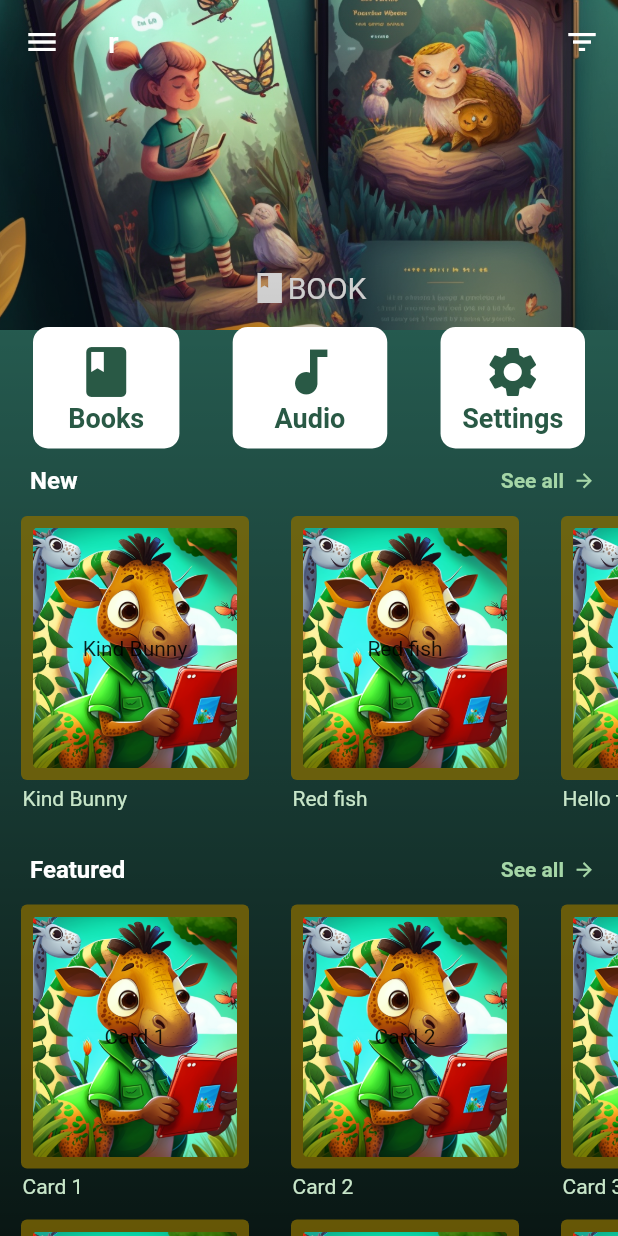
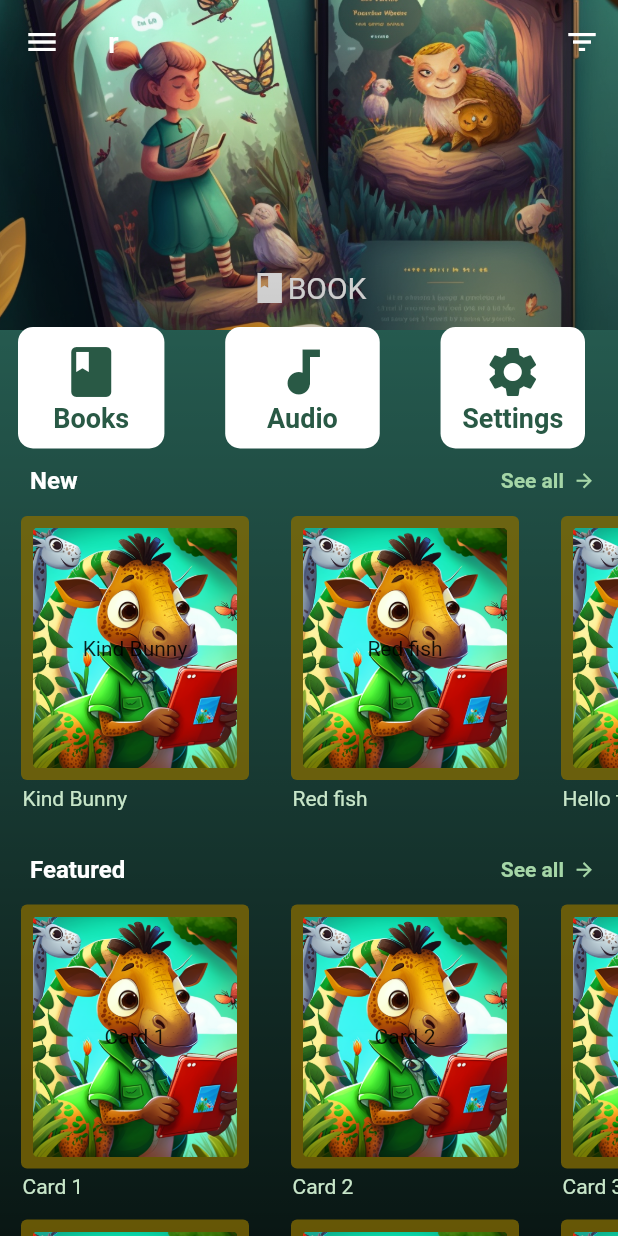
Before and after one commit to Avishkasj/storybook, a Flutter app: the dashboard screen opened directly, on a phone screen of 412 x 824 dp. Run offline on Flutter 3.47's test engine with Material 2 defaults, Android fonts, the phone set to English and light mode, and no system bars.

Commit message:
Update dashboard.dart

```diff
--- a/lib/dashboard.dart
+++ b/lib/dashboard.dart
@@ -140,7 +140,7 @@ class _dashboardState extends State<dashboard> {
                             child: Center(
                               child: Padding(
                                 padding:
-                                    const EdgeInsets.fromLTRB(10, 10, 10, 0),
+                                    const EdgeInsets.fromLTRB(0, 10, 10, 0),
                                 child: Row(
                                   mainAxisAlignment:
                                       MainAxisAlignment.spaceBetween,
```
